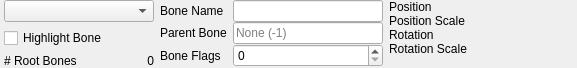
Before: the Qt Designer form src/hlam/plugins/halflife/studiomodel/ui/dockpanels/BonesPanel.ui in SamVanheer/HalfLifeAssetManager, drawn with Qt 5.
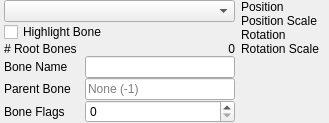
After: the same form once the commit is applied. Custom widgets are drawn as their Qt base class.

Commit message: Reorganize Bones panel

```diff
--- a/src/hlam/plugins/halflife/studiomodel/ui/dockpanels/BonesPanel.ui
+++ b/src/hlam/plugins/halflife/studiomodel/ui/dockpanels/BonesPanel.ui
@@ -6,8 +6,8 @@
    <rect>
     <x>0</x>
     <y>0</y>
-    <width>566</width>
-    <height>70</height>
+    <width>450</width>
+    <height>112</height>
    </rect>
   </property>
   <property name="windowTitle">
@@ -37,16 +37,50 @@
      <property name="sizeConstraint">
       <enum>QLayout::SetDefaultConstraint</enum>
      </property>
-     <item row="2" column="0">
-      <widget class="QLabel" name="label_18">
+     <property name="verticalSpacing">
+      <number>0</number>
+     </property>
+     <item row="0" column="0" colspan="2">
+      <widget class="QComboBox" name="Bones">
        <property name="sizePolicy">
-        <sizepolicy hsizetype="Fixed" vsizetype="Preferred">
+        <sizepolicy hsizetype="Preferred" vsizetype="Fixed">
          <horstretch>0</horstretch>
          <verstretch>0</verstretch>
         </sizepolicy>
        </property>
-       <property name="text">
-        <string># Root Bones</string>
+       <property name="minimumSize">
+        <size>
+         <width>150</width>
+         <height>0</height>
+        </size>
+       </property>
+       <property name="maximumSize">
+        <size>
+         <width>16777215</width>
+         <height>16777215</height>
+        </size>
+       </property>
+      </widget>
+     </item>
+     <item row="3" column="1">
+      <widget class="QLineEdit" name="BoneName">
+       <property name="sizePolicy">
+        <sizepolicy hsizetype="Fixed" vsizetype="Fixed">
+         <horstretch>0</horstretch>
+         <verstretch>0</verstretch>
+        </sizepolicy>
+       </property>
+       <property name="minimumSize">
+        <size>
+         <width>150</width>
+         <height>0</height>
+        </size>
+       </property>
+       <property name="maximumSize">
+        <size>
+         <width>150</width>
+         <height>16777215</height>
+        </size>
        </property>
       </widget>
      </item>
@@ -60,6 +94,25 @@
        </property>
       </widget>
      </item>
+     <item row="2" column="0">
+      <widget class="QLabel" name="label_18">
+       <property name="sizePolicy">
+        <sizepolicy hsizetype="Fixed" vsizetype="Preferred">
+         <horstretch>0</horstretch>
+         <verstretch>0</verstretch>
+        </sizepolicy>
+       </property>
+       <property name="minimumSize">
+        <size>
+         <width>75</width>
+         <height>0</height>
+        </size>
+       </property>
+       <property name="text">
+        <string># Root Bones</string>
+       </property>
+      </widget>
+     </item>
      <item row="1" column="0" colspan="2">
       <widget class="QCheckBox" name="HighlightBone">
        <property name="text">
@@ -70,29 +123,7 @@
        </property>
       </widget>
      </item>
-     <item row="0" column="0" colspan="2">
-      <widget class="QComboBox" name="Bones">
-       <property name="sizePolicy">
-        <sizepolicy hsizetype="Preferred" vsizetype="Fixed">
-         <horstretch>0</horstretch>
-         <verstretch>0</verstretch>
-        </sizepolicy>
-       </property>
-       <property name="minimumSize">
-        <size>
-         <width>150</width>
-         <height>0</height>
-        </size>
-       </property>
-       <property name="maximumSize">
-        <size>
-         <width>16777215</width>
-         <height>16777215</height>
-        </size>
-       </property>
-      </widget>
-     </item>
-     <item row="3" column="0" colspan="2">
+     <item row="6" column="0" colspan="2">
       <spacer name="verticalSpacer_2">
        <property name="orientation">
         <enum>Qt::Vertical</enum>
@@ -105,110 +136,7 @@
        </property>
       </spacer>
      </item>
-    </layout>
-   </item>
-   <item>
-    <layout class="QGridLayout" name="gridLayout_2">
-     <property name="verticalSpacing">
-      <number>0</number>
-     </property>
-     <item row="0" column="0">
-      <widget class="QLabel" name="label">
-       <property name="sizePolicy">
-        <sizepolicy hsizetype="Fixed" vsizetype="Preferred">
-         <horstretch>0</horstretch>
-         <verstretch>0</verstretch>
-        </sizepolicy>
-       </property>
-       <property name="text">
-        <string>Bone Name</string>
-       </property>
-      </widget>
-     </item>
-     <item row="0" column="1">
-      <widget class="QLineEdit" name="BoneName">
-       <property name="sizePolicy">
-        <sizepolicy hsizetype="Fixed" vsizetype="Fixed">
-         <horstretch>0</horstretch>
-         <verstretch>0</verstretch>
-        </sizepolicy>
-       </property>
-       <property name="minimumSize">
-        <size>
-         <width>150</width>
-         <height>0</height>
-        </size>
-       </property>
-       <property name="maximumSize">
-        <size>
-         <width>150</width>
-         <height>16777215</height>
-        </size>
-       </property>
-      </widget>
-     </item>
-     <item row="2" column="0">
-      <widget class="QLabel" name="label_3">
-       <property name="sizePolicy">
-        <sizepolicy hsizetype="Fixed" vsizetype="Preferred">
-         <horstretch>0</horstretch>
-         <verstretch>0</verstretch>
-        </sizepolicy>
-       </property>
-       <property name="text">
-        <string>Bone Flags</string>
-       </property>
-      </widget>
-     </item>
-     <item row="2" column="1">
-      <widget class="QSpinBox" name="BoneFlags">
-       <property name="sizePolicy">
-        <sizepolicy hsizetype="Fixed" vsizetype="Fixed">
-         <horstretch>0</horstretch>
-         <verstretch>0</verstretch>
-        </sizepolicy>
-       </property>
-       <property name="minimumSize">
-        <size>
-         <width>150</width>
-         <height>0</height>
-        </size>
-       </property>
-       <property name="maximumSize">
-        <size>
-         <width>150</width>
-         <height>16777215</height>
-        </size>
-       </property>
-      </widget>
-     </item>
-     <item row="1" column="0">
-      <widget class="QLabel" name="label_2">
-       <property name="sizePolicy">
-        <sizepolicy hsizetype="Fixed" vsizetype="Preferred">
-         <horstretch>0</horstretch>
-         <verstretch>0</verstretch>
-        </sizepolicy>
-       </property>
-       <property name="text">
-        <string>Parent Bone</string>
-       </property>
-      </widget>
-     </item>
-     <item row="3" column="0" colspan="2">
-      <spacer name="verticalSpacer_4">
-       <property name="orientation">
-        <enum>Qt::Vertical</enum>
-       </property>
-       <property name="sizeHint" stdset="0">
-        <size>
-         <width>20</width>
-         <height>0</height>
-        </size>
-       </property>
-      </spacer>
-     </item>
-     <item row="1" column="1">
+     <item row="4" column="1">
       <widget class="QLineEdit" name="ParentBone">
        <property name="sizePolicy">
         <sizepolicy hsizetype="Fixed" vsizetype="Fixed">
@@ -236,6 +164,85 @@
        </property>
       </widget>
      </item>
+     <item row="4" column="0">
+      <widget class="QLabel" name="label_2">
+       <property name="sizePolicy">
+        <sizepolicy hsizetype="Fixed" vsizetype="Preferred">
+         <horstretch>0</horstretch>
+         <verstretch>0</verstretch>
+        </sizepolicy>
+       </property>
+       <property name="minimumSize">
+        <size>
+         <width>75</width>
+         <height>0</height>
+        </size>
+       </property>
+       <property name="text">
+        <string>Parent Bone</string>
+       </property>
+      </widget>
+     </item>
+     <item row="3" column="0">
+      <widget class="QLabel" name="label">
+       <property name="sizePolicy">
+        <sizepolicy hsizetype="Fixed" vsizetype="Preferred">
+         <horstretch>0</horstretch>
+         <verstretch>0</verstretch>
+        </sizepolicy>
+       </property>
+       <property name="minimumSize">
+        <size>
+         <width>75</width>
+         <height>0</height>
+        </size>
+       </property>
+       <property name="text">
+        <string>Bone Name</string>
+       </property>
+      </widget>
+     </item>
+     <item row="5" column="0">
+      <widget class="QLabel" name="label_3">
+       <property name="sizePolicy">
+        <sizepolicy hsizetype="Fixed" vsizetype="Preferred">
+         <horstretch>0</horstretch>
+         <verstretch>0</verstretch>
+        </sizepolicy>
+       </property>
+       <property name="minimumSize">
+        <size>
+         <width>75</width>
+         <height>0</height>
+        </size>
+       </property>
+       <property name="text">
+        <string>Bone Flags</string>
+       </property>
+      </widget>
+     </item>
+     <item row="5" column="1">
+      <widget class="QSpinBox" name="BoneFlags">
+       <property name="sizePolicy">
+        <sizepolicy hsizetype="Fixed" vsizetype="Fixed">
+         <horstretch>0</horstretch>
+         <verstretch>0</verstretch>
+        </sizepolicy>
+       </property>
+       <property name="minimumSize">
+        <size>
+         <width>150</width>
+         <height>0</height>
+        </size>
+       </property>
+       <property name="maximumSize">
+        <size>
+         <width>150</width>
+         <height>16777215</height>
+        </size>
+       </property>
+      </widget>
+     </item>
     </layout>
    </item>
    <item>
@@ -251,6 +258,12 @@
          <verstretch>0</verstretch>
         </sizepolicy>
        </property>
+       <property name="minimumSize">
+        <size>
+         <width>75</width>
+         <height>0</height>
+        </size>
+       </property>
        <property name="text">
         <string>Rotation</string>
        </property>
@@ -264,6 +277,12 @@
          <verstretch>0</verstretch>
         </sizepolicy>
        </property>
+       <property name="minimumSize">
+        <size>
+         <width>75</width>
+         <height>0</height>
+        </size>
+       </property>
        <property name="text">
         <string>Position Scale</string>
        </property>
@@ -277,6 +296,12 @@
          <verstretch>0</verstretch>
         </sizepolicy>
        </property>
+       <property name="minimumSize">
+        <size>
+         <width>75</width>
+         <height>0</height>
+        </size>
+       </property>
        <property name="text">
         <string>Position</string>
        </property>
@@ -290,6 +315,18 @@
          <verstretch>0</verstretch>
         </sizepolicy>
        </property>
+       <property name="minimumSize">
+        <size>
+         <width>75</width>
+         <height>0</height>
+        </size>
+       </property>
+       <property name="maximumSize">
+        <size>
+         <width>16777215</width>
+         <height>16777215</height>
+        </size>
+       </property>
        <property name="text">
         <string>Rotation Scale</string>
        </property>
@@ -298,20 +335,20 @@
      <item row="0" column="1">
       <widget class="qt::widgets::SimpleVector3Edit" name="Position" native="true">
        <property name="sizePolicy">
-        <sizepolicy hsizetype="Fixed" vsizetype="Preferred">
+        <sizepolicy hsizetype="Preferred" vsizetype="Preferred">
          <horstretch>0</horstretch>
          <verstretch>0</verstretch>
         </sizepolicy>
        </property>
        <property name="minimumSize">
         <size>
-         <width>100</width>
+         <width>0</width>
          <height>0</height>
         </size>
        </property>
        <property name="maximumSize">
         <size>
-         <width>100</width>
+         <width>16777215</width>
          <height>16777215</height>
         </size>
        </property>
@@ -320,20 +357,20 @@
      <item row="1" column="1">
       <widget class="qt::widgets::SimpleVector3Edit" name="PositionScale" native="true">
        <property name="sizePolicy">
-        <sizepolicy hsizetype="Fixed" vsizetype="Preferred">
+        <sizepolicy hsizetype="Preferred" vsizetype="Preferred">
          <horstretch>0</horstretch>
          <verstretch>0</verstretch>
         </sizepolicy>
        </property>
        <property name="minimumSize">
         <size>
-         <width>100</width>
+         <width>0</width>
          <height>0</height>
         </size>
        </property>
        <property name="maximumSize">
         <size>
-         <width>100</width>
+         <width>16777215</width>
          <height>16777215</height>
         </size>
        </property>
@@ -342,20 +379,20 @@
      <item row="2" column="1">
       <widget class="qt::widgets::SimpleVector3Edit" name="Rotation" native="true">
        <property name="sizePolicy">
-        <sizepolicy hsizetype="Fixed" vsizetype="Preferred">
+        <sizepolicy hsizetype="Preferred" vsizetype="Preferred">
          <horstretch>0</horstretch>
          <verstretch>0</verstretch>
         </sizepolicy>
        </property>
        <property name="minimumSize">
         <size>
-         <width>100</width>
+         <width>0</width>
          <height>0</height>
         </size>
        </property>
        <property name="maximumSize">
         <size>
-         <width>100</width>
+         <width>16777215</width>
          <height>16777215</height>
         </size>
        </property>
@@ -364,20 +401,20 @@
      <item row="3" column="1">
       <widget class="qt::widgets::SimpleVector3Edit" name="RotationScale" native="true">
        <property name="sizePolicy">
-        <sizepolicy hsizetype="Fixed" vsizetype="Preferred">
+        <sizepolicy hsizetype="Preferred" vsizetype="Preferred">
          <horstretch>0</horstretch>
          <verstretch>0</verstretch>
         </sizepolicy>
        </property>
        <property name="minimumSize">
         <size>
-         <width>100</width>
+         <width>0</width>
          <height>0</height>
         </size>
        </property>
        <property name="maximumSize">
         <size>
-         <width>100</width>
+         <width>16777215</width>
          <height>16777215</height>
         </size>
        </property>
```
